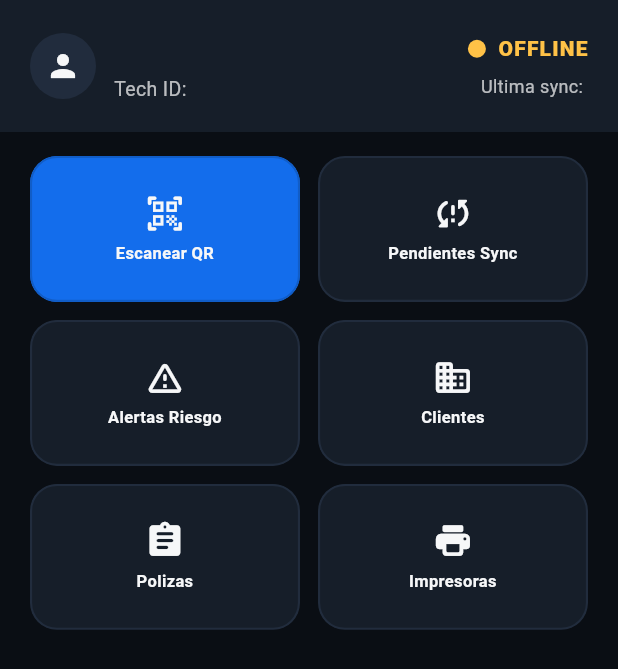
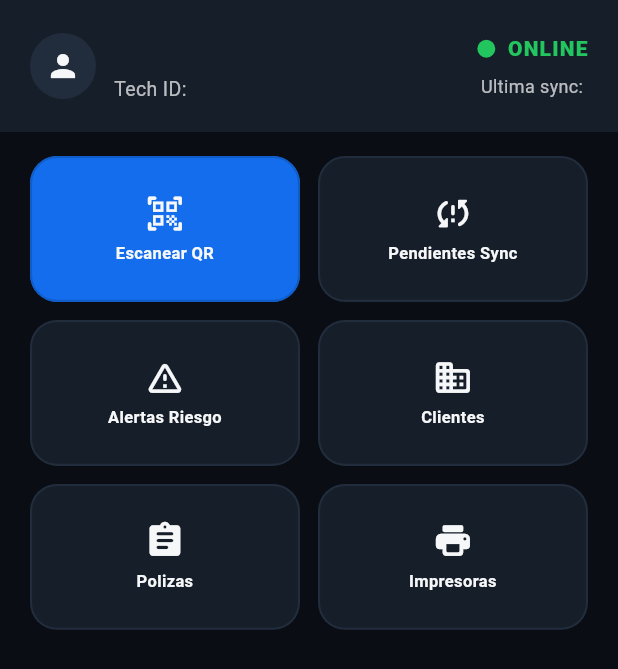
Before and after one commit to Vicpip/appServicios-TT, a Flutter app: the MainDashboardScreen screen opened by its route, on a phone screen of 412 x 824 dp. Shown: the top 669 px of the screen. Run offline on Flutter 3.47's test engine with Material 3 defaults, Android fonts, the phone set to English and light mode, and no system bars; our stand-ins replace drift, drift_flutter, fl_chart, flutter_riverpod, flutter_secure_storage, go_router and 7 more; missing offline and left inert: mobile_scanner; accounts and stored records are empty; statements that could not run were skipped.

Commit message:
fix(ui): conectar indicador ONLINE/OFFLINE al estado real de sincronización
El header ahora muestra ONLINE (verde) cuando la última sync fue exitosa
y OFFLINE (amarillo) en caso contrario, usando startupSyncProvider.

Co-Authored-By: Claude Sonnet 4.6 <noreply@anthropic.com>

```diff
--- a/lib/features/dashboard/presentation/main_dashboard_screen.dart
+++ b/lib/features/dashboard/presentation/main_dashboard_screen.dart
@@ -4,6 +4,7 @@ import 'package:go_router/go_router.dart';
 import 'package:industrial_service_reports/core/router/app_routes.dart';
 import 'package:industrial_service_reports/core/theme/app_palette.dart';
 import 'package:industrial_service_reports/features/auth/providers/session_provider.dart';
+import 'package:industrial_service_reports/features/sync/providers/startup_sync_provider.dart';
 import 'package:industrial_service_reports/features/sync/providers/sync_queue_provider.dart';
 
 class MainDashboardScreen extends ConsumerWidget {
@@ -17,6 +18,8 @@ class MainDashboardScreen extends ConsumerWidget {
         MediaQuery.of(context).orientation == Orientation.landscape;
     final int pendingCount =
         ref.watch(pendingSyncCountProvider).valueOrNull ?? 0;
+    final bool isOnline =
+        ref.watch(startupSyncProvider).phase == StartupSyncPhase.done;
 
     return Scaffold(
       appBar: AppBar(
@@ -77,7 +80,7 @@ class MainDashboardScreen extends ConsumerWidget {
                       width: 12,
                       height: 12,
                       decoration: BoxDecoration(
-                        color: session.isOnline
+                        color: isOnline
                             ? AppPalette.success
                             : AppPalette.warning,
                         shape: BoxShape.circle,
@@ -85,10 +88,10 @@ class MainDashboardScreen extends ConsumerWidget {
                     ),
                     const SizedBox(width: 8),
                     Text(
-                      session.isOnline ? 'ONLINE' : 'OFFLINE',
+                      isOnline ? 'ONLINE' : 'OFFLINE',
                       style: theme.textTheme.titleMedium?.copyWith(
                         fontSize: 14,
-                        color: session.isOnline
+                        color: isOnline
                             ? AppPalette.success
                             : AppPalette.warning,
                         fontWeight: FontWeight.w800,
```
